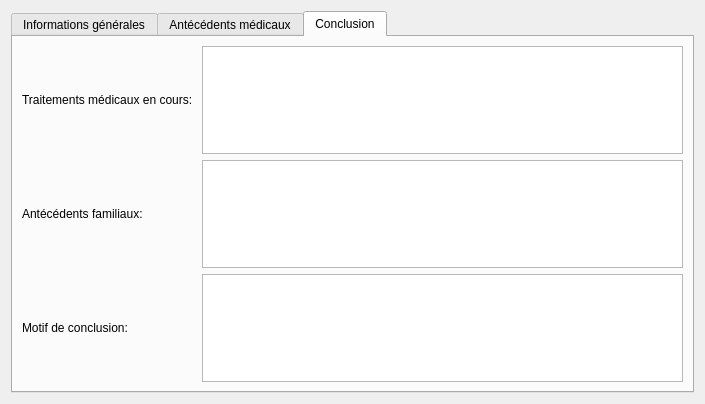
GuillaumeMajstruk/softOsteo, file UserInterface/ui_Files/CreatePatientScreen.ui: the form before one commit.
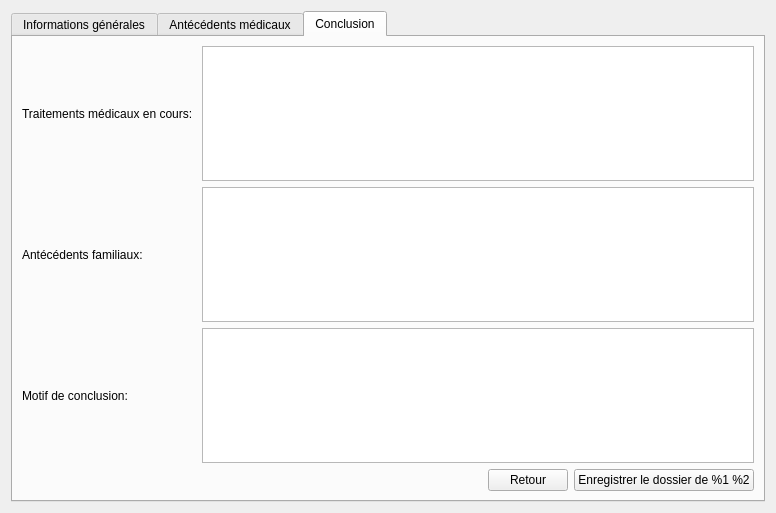
The form after the commit. The open tabs and pages were chosen to show the change.

Commit message: mise à jour des tooltips des interfaces. Mise à jour des buddies dans les interfaces

```diff
--- a/UserInterface/ui_Files/CreatePatientScreen.ui
+++ b/UserInterface/ui_Files/CreatePatientScreen.ui
@@ -6,8 +6,8 @@
    <rect>
     <x>0</x>
     <y>0</y>
-    <width>705</width>
-    <height>404</height>
+    <width>776</width>
+    <height>513</height>
    </rect>
   </property>
   <property name="windowTitle">
@@ -479,7 +479,48 @@
           </widget>
          </item>
          <item row="2" column="1">
-          <widget class="QPlainTextEdit" name="conclusion_PTE"/>
+          <widget class="QPlainTextEdit" name="conclusion_PTE">
+           <property name="toolTip">
+            <string>Entrez votre conclusion</string>
+           </property>
+          </widget>
+         </item>
+        </layout>
+       </item>
+       <item row="2" column="0">
+        <layout class="QHBoxLayout" name="horizontalLayout_2">
+         <item>
+          <spacer name="horizontalSpacer_2">
+           <property name="orientation">
+            <enum>Qt::Horizontal</enum>
+           </property>
+           <property name="sizeHint" stdset="0">
+            <size>
+             <width>40</width>
+             <height>20</height>
+            </size>
+           </property>
+          </spacer>
+         </item>
+         <item>
+          <widget class="QPushButton" name="return_PB">
+           <property name="toolTip">
+            <string>retourner à l'écran d'accueil</string>
+           </property>
+           <property name="text">
+            <string>Retour</string>
+           </property>
+          </widget>
+         </item>
+         <item>
+          <widget class="QPushButton" name="savePatientFolder_PB">
+           <property name="toolTip">
+            <string>Enregistrer le dossier dans la base de données</string>
+           </property>
+           <property name="text">
+            <string>Enregistrer le dossier de %1 %2</string>
+           </property>
+          </widget>
          </item>
         </layout>
        </item>
```
Left out of the diff: 385 changed lines with no effect on the pictures. The commit also changes 6 other files.
